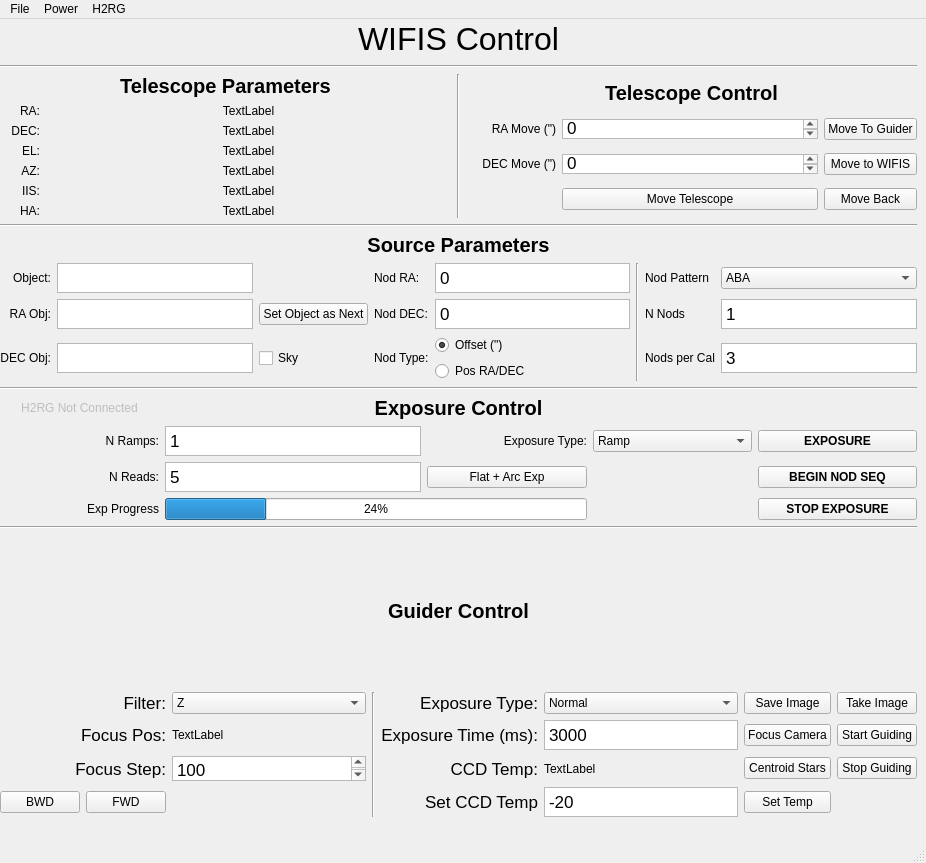
Above: WIFIS.ui from WIFIS-Team/controlcode-new before the change. Below: the same form after it.
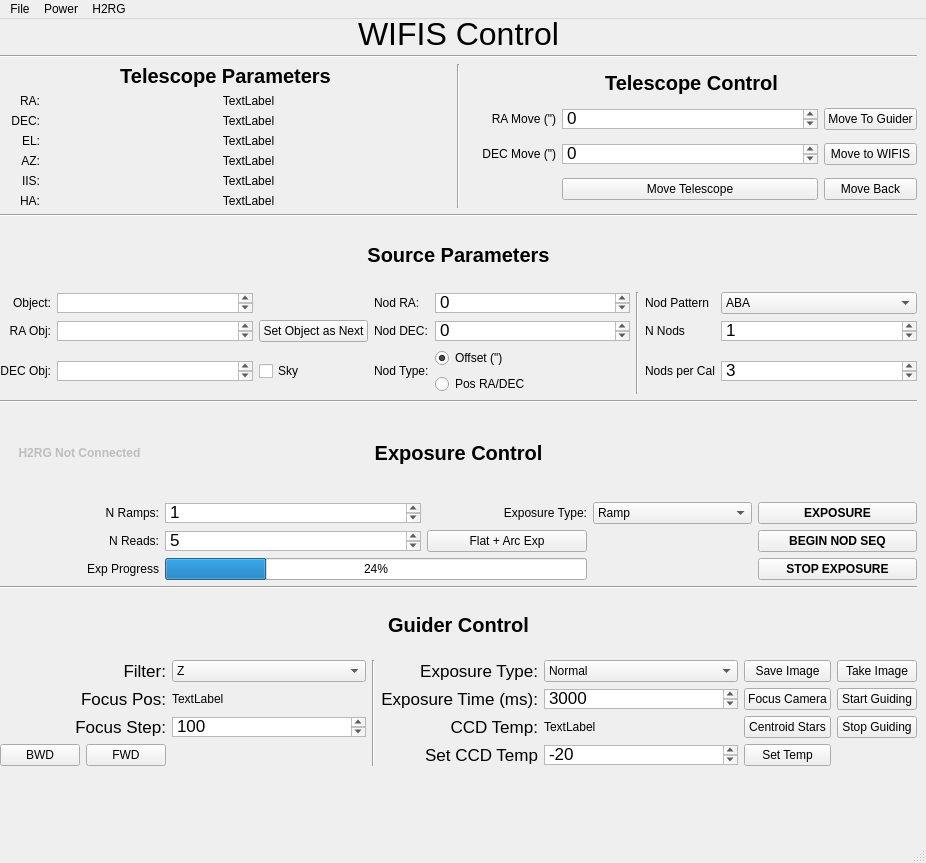
That is the form after the change.

```diff
--- a/WIFIS.ui
+++ b/WIFIS.ui
@@ -32,22 +32,28 @@
       <x>0</x>
       <y>0</y>
       <width>917</width>
-      <height>798</height>
+      <height>747</height>
      </rect>
     </property>
     <layout class="QVBoxLayout" name="verticalLayout_3">
      <item>
       <widget class="QLabel" name="label">
+       <property name="sizePolicy">
+        <sizepolicy hsizetype="Preferred" vsizetype="Maximum">
+         <horstretch>0</horstretch>
+         <verstretch>0</verstretch>
+        </sizepolicy>
+       </property>
        <property name="minimumSize">
         <size>
          <width>0</width>
-         <height>40</height>
+         <height>0</height>
         </size>
        </property>
        <property name="maximumSize">
         <size>
          <width>16777215</width>
-         <height>40</height>
+         <height>30</height>
         </size>
        </property>
        <property name="font">
@@ -402,6 +408,18 @@
       <layout class="QGridLayout" name="gridLayout_3">
        <item row="0" column="0" colspan="8">
         <widget class="QLabel" name="label_12">
+         <property name="sizePolicy">
+          <sizepolicy hsizetype="Preferred" vsizetype="MinimumExpanding">
+           <horstretch>0</horstretch>
+           <verstretch>0</verstretch>
+          </sizepolicy>
+         </property>
+         <property name="minimumSize">
+          <size>
+           <width>0</width>
+           <height>30</height>
+          </size>
+         </property>
          <property name="font">
           <font>
            <pointsize>15</pointsize>
@@ -428,7 +446,7 @@
          <property name="maximumSize">
           <size>
            <width>16777215</width>
-           <height>30</height>
+           <height>20</height>
           </size>
          </property>
         </widget>
@@ -444,7 +462,7 @@
          <property name="maximumSize">
           <size>
            <width>16777215</width>
-           <height>30</height>
+           <height>20</height>
           </size>
          </property>
         </widget>
@@ -470,7 +488,7 @@
          <property name="maximumSize">
           <size>
            <width>16777215</width>
-           <height>30</height>
+           <height>20</height>
           </size>
          </property>
          <property name="html">
@@ -499,7 +517,7 @@
          <property name="maximumSize">
           <size>
            <width>16777215</width>
-           <height>30</height>
+           <height>20</height>
           </size>
          </property>
         </widget>
@@ -532,7 +550,7 @@
          <property name="maximumSize">
           <size>
            <width>16777215</width>
-           <height>30</height>
+           <height>20</height>
           </size>
          </property>
          <property name="html">
@@ -612,7 +630,7 @@
          <property name="maximumSize">
           <size>
            <width>16777215</width>
-           <height>30</height>
+           <height>20</height>
           </size>
          </property>
          <property name="html">
@@ -677,7 +695,7 @@
          <property name="maximumSize">
           <size>
            <width>16777215</width>
-           <height>30</height>
+           <height>20</height>
           </size>
          </property>
          <property name="html">
@@ -732,7 +750,7 @@
          <property name="maximumSize">
           <size>
            <width>16777215</width>
-           <height>30</height>
+           <height>20</height>
           </size>
          </property>
          <property name="html">
@@ -761,7 +779,7 @@
          <property name="maximumSize">
           <size>
            <width>16777215</width>
-           <height>30</height>
+           <height>20</height>
           </size>
          </property>
          <property name="html">
@@ -903,6 +921,18 @@
        </item>
        <item row="0" column="1" colspan="3">
         <widget class="QLabel" name="label_13">
+         <property name="sizePolicy">
+          <sizepolicy hsizetype="Expanding" vsizetype="MinimumExpanding">
+           <horstretch>0</horstretch>
+           <verstretch>0</verstretch>
+          </sizepolicy>
+         </property>
+         <property name="minimumSize">
+          <size>
+           <width>0</width>
+           <height>30</height>
+          </size>
+         </property>
          <property name="font">
           <font>
            <pointsize>15</pointsize>
@@ -926,6 +956,18 @@
          <property name="enabled">
           <bool>false</bool>
          </property>
+         <property name="sizePolicy">
+          <sizepolicy hsizetype="Preferred" vsizetype="Expanding">
+           <horstretch>0</horstretch>
+           <verstretch>0</verstretch>
+          </sizepolicy>
+         </property>
+         <property name="font">
+          <font>
+           <weight>75</weight>
+           <bold>true</bold>
+          </font>
+         </property>
          <property name="autoFillBackground">
           <bool>false</bool>
          </property>
@@ -1064,7 +1106,7 @@
          <property name="maximumSize">
           <size>
            <width>16777215</width>
-           <height>30</height>
+           <height>20</height>
           </size>
          </property>
          <property name="html">
@@ -1121,7 +1163,7 @@
          <property name="maximumSize">
           <size>
            <width>16777215</width>
-           <height>30</height>
+           <height>20</height>
           </size>
          </property>
          <property name="html">
@@ -1278,7 +1320,7 @@
          <property name="maximumSize">
           <size>
            <width>16777215</width>
-           <height>25</height>
+           <height>20</height>
           </size>
          </property>
          <property name="html">
@@ -1307,6 +1349,18 @@
        </item>
        <item row="2" column="1" colspan="7">
         <widget class="QLabel" name="label_29">
+         <property name="sizePolicy">
+          <sizepolicy hsizetype="Preferred" vsizetype="MinimumExpanding">
+           <horstretch>0</horstretch>
+           <verstretch>0</verstretch>
+          </sizepolicy>
+         </property>
+         <property name="minimumSize">
+          <size>
+           <width>0</width>
+           <height>30</height>
+          </size>
+         </property>
          <property name="font">
           <font>
            <pointsize>15</pointsize>
```
